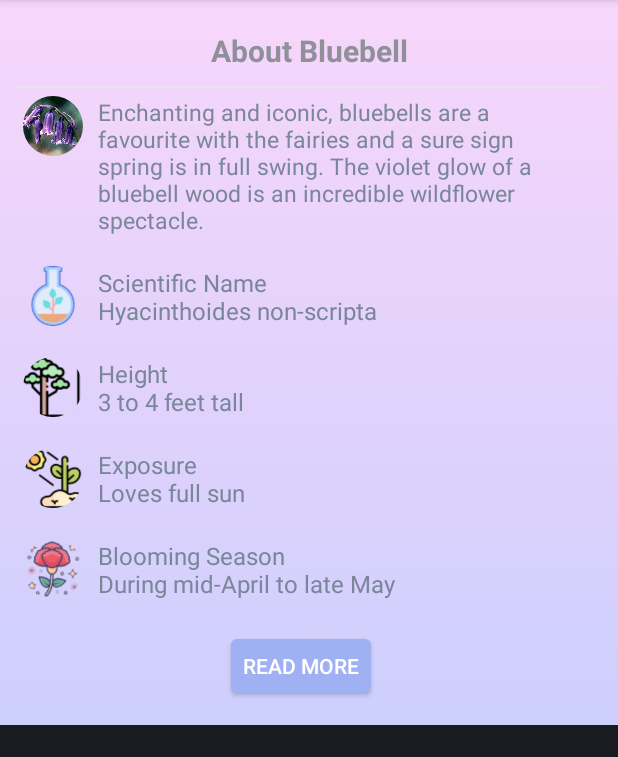
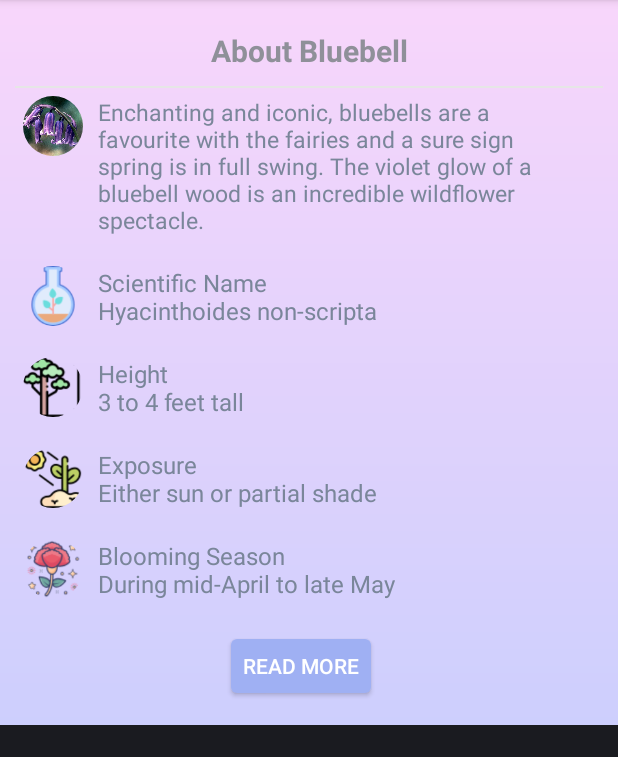
Before and after one commit to aayu5hgit/Image-Classifier, an Android app: the layout activity_bluebell.xml on its own in the app's theme, with its tools: preview values and no code run, on a phone screen of 412 x 824 dp, the part 84-841 px from its top. Run offline under Robolectric (Android 15) with nearby library versions, the phone set to English and light mode, and no system bars; plain views replace RoundedImageView; Roboto replaces fonts that are not available here.

Commit message:
Bluebell updated

```diff
--- a/app/src/main/res/layout/activity_bluebell.xml
+++ b/app/src/main/res/layout/activity_bluebell.xml
@@ -1,7 +1,7 @@
 <?xml version="1.0" encoding="utf-8"?>
 <LinearLayout xmlns:android="http://schemas.android.com/apk/res/android"
     xmlns:app="http://schemas.android.com/apk/res-auto"
-    android:id="@+id/bottomSheetRose"
+    android:id="@+id/bottomSheetBluebell"
     xmlns:tools="http://schemas.android.com/tools"
     android:layout_width="match_parent"
     android:layout_height="wrap_content"
@@ -142,7 +142,7 @@
                     android:layout_marginStart="10dp"
                     android:layout_marginTop="0dp"
                     android:fontFamily="@font/alata"
-                    android:text="Exposure\nLoves full sun"
+                    android:text="Exposure\nEither sun or partial shade"
                     android:textColor="#7A869A"
                     android:textSize="16sp" />
             </LinearLayout>
```
Also changed, not shown: app/src/main/java/app/ij/mlwithtensorflowlite/MainActivity.java (+24 -0 lines), app/src/main/res/values/styles.xml (+8 -0 lines).
